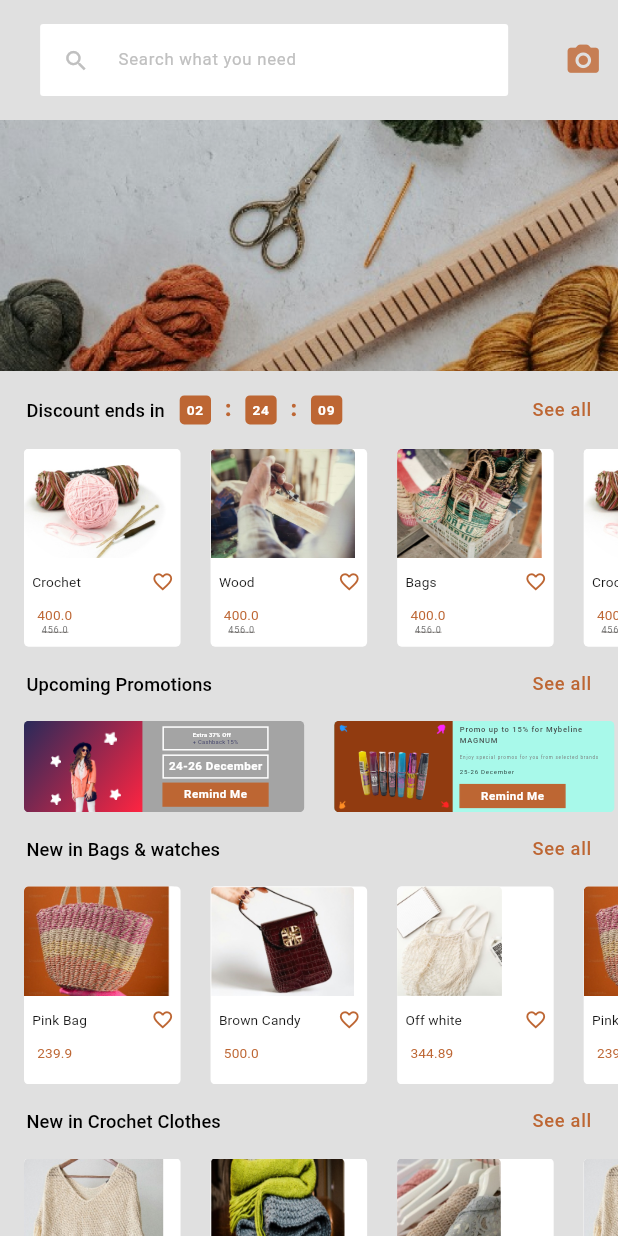
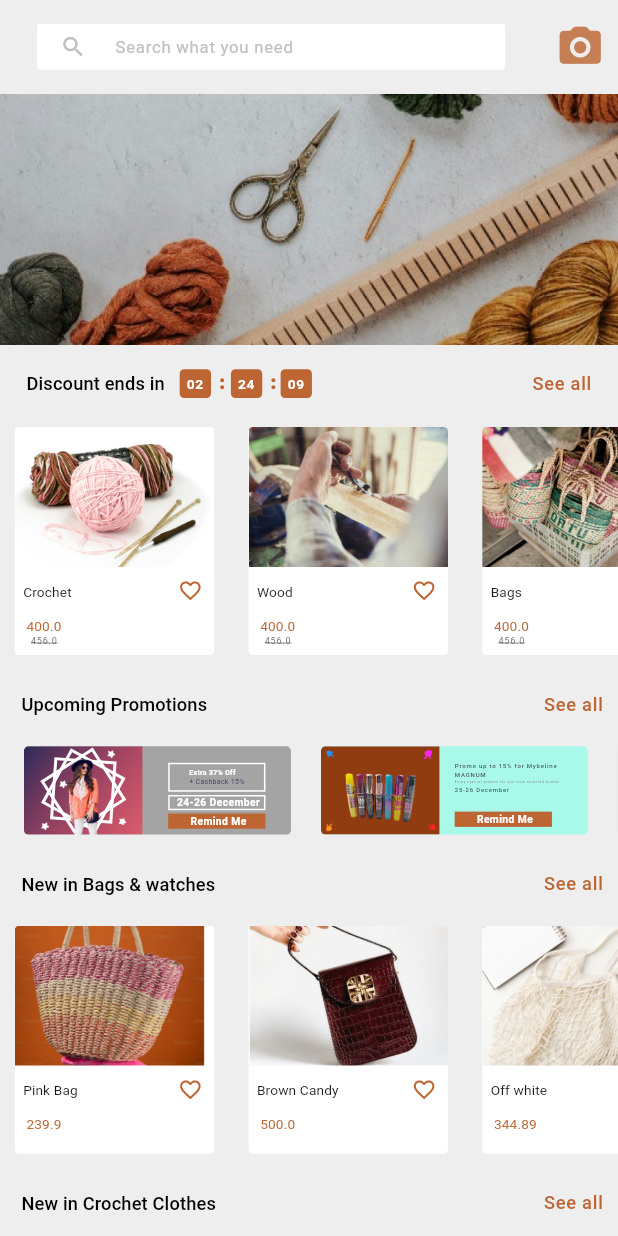
Before and after one commit to MohamedAboElM3aTy/ui_task, a Flutter app: the HomePage screen opened directly, on a phone screen of 412 x 824 dp. Run offline on Flutter 3.47's test engine with Material 3 defaults, Android fonts, the phone set to English and light mode, and no system bars; our stand-ins replace equatable, flutter_screenutil, gap; missing offline and left inert: persistent_bottom_nav_bar_2.

Commit message:
FIX: issues in (spacing - sizes) & draw the overllaping squares using customPainter

```diff
--- a/lib/app/utils/theme/fatto_themes.dart
+++ b/lib/app/utils/theme/fatto_themes.dart
@@ -4,6 +4,6 @@ import 'package:ui_task/app/constants/fatto_app_colors.dart';
 ThemeData fattoTheme() {
   return ThemeData(
     colorSchemeSeed: FattoAppColors.mainColor,
-    scaffoldBackgroundColor: Colors.grey[300],
+    scaffoldBackgroundColor: Colors.grey[200],
   );
 }
--- a/lib/views/pages/bottom_nav_bar.dart
+++ b/lib/views/pages/bottom_nav_bar.dart
@@ -43,7 +43,7 @@ class _BottomNavBarState extends State<BottomNavBar> {
   List<PersistentBottomNavBarItem> _navBarsItems() {
     return [
       PersistentBottomNavBarItem(
-        icon: const Icon(Icons.house),
+        icon: const Icon(Icons.house_outlined),
         title: ('Shop'),
         activeColorPrimary: FattoAppColors.mainColor,
         inactiveColorPrimary: FattoAppColors.inActiveIconColor,
@@ -80,12 +80,8 @@ class _BottomNavBarState extends State<BottomNavBar> {
       backgroundColor: Colors.white,
       handleAndroidBackButtonPress: true,
       resizeToAvoidBottomInset: true,
-      stateManagement: true, // Default is true.
+      stateManagement: true,
       hideNavigationBarWhenKeyboardShows: true,
-      decoration: NavBarDecoration(
-        borderRadius: BorderRadius.circular(10.0),
-        colorBehindNavBar: Colors.white,
-      ),
       popAllScreensOnTapOfSelectedTab: true,
       popActionScreens: PopActionScreensType.all,
       itemAnimationProperties: const ItemAnimationProperties(
@@ -97,7 +93,7 @@ class _BottomNavBarState extends State<BottomNavBar> {
         curve: Curves.ease,
         duration: Duration(milliseconds: 200),
       ),
-      navBarStyle: NavBarStyle.style3,
+      navBarStyle: NavBarStyle.style6,
     );
   }
 }
--- a/lib/views/pages/home_page.dart
+++ b/lib/views/pages/home_page.dart
@@ -1,7 +1,8 @@
 import 'package:flutter/material.dart';
+import 'package:gap/gap.dart';
 import 'package:ui_task/app/data/dummy_products.dart';
 import 'package:ui_task/views/widgets/build_header_row.dart';
-import 'package:ui_task/views/widgets/header_row.dart';
+import 'package:ui_task/views/widgets/header_search.dart';
 import 'package:ui_task/views/widgets/promotions_list_view.dart';
 import 'package:ui_task/views/widgets/scrollable_row.dart';
 import 'package:ui_task/views/widgets/title_with_see_all.dart';
@@ -17,7 +18,7 @@ class HomePage extends StatelessWidget {
         child: SingleChildScrollView(
           child: Column(
             children: [
-              HeaderRow(),
+              HeaderSearch(),
               TopImage(),
               BuildHeaderRow(),
               ScrollableRow(
@@ -36,6 +37,7 @@ class HomePage extends StatelessWidget {
               ScrollableRow(productList: weedingList),
               TitleWithSeeAll(label: 'Software Services'),
               ScrollableRow(productList: softwareList),
+              Gap(20),
             ],
           ),
         ),
--- a/lib/views/widgets/build_header_row.dart
+++ b/lib/views/widgets/build_header_row.dart
@@ -12,9 +12,11 @@ class BuildHeaderRow extends StatelessWidget {
   @override
   Widget build(BuildContext context) {
     return Padding(
-      padding: EdgeInsets.symmetric(
-        horizontal: 16.w,
-        vertical: 16.h,
+      padding: EdgeInsets.only(
+        top: 16.h,
+        bottom: 19.h,
+        left: 16.w,
+        right: 16.w,
       ),
       child: Row(
         mainAxisAlignment: MainAxisAlignment.spaceBetween,
@@ -31,13 +33,13 @@ class BuildHeaderRow extends StatelessWidget {
               ),
               const Gap(10),
               const TimerBox(label: '02'),
-              const Gap(10),
+              const Gap(6),
               const TwoColons(),
-              const Gap(10),
+              const Gap(4.38),
               const TimerBox(label: '24'),
-              const Gap(10),
+              const Gap(6),
               const TwoColons(),
-              const Gap(10),
+              const Gap(3.37),
               const TimerBox(label: '09'),
             ],
           ),
--- a/lib/views/widgets/build_label.dart
+++ b/lib/views/widgets/build_label.dart
@@ -25,12 +25,17 @@ class BuildLabel extends StatelessWidget {
         ),
         color: (hasDecoratedColor == true) ? FattoAppColors.mainColor : null,
       ),
-      child: Padding(
-        padding: const EdgeInsets.all(3.0),
-        child: SizedBox(
-          width: 59.w,
-          height: 10.h,
-          child: FittedBox(
+      child: SizedBox(
+        width: 59.w,
+        height: 10.h,
+        child: FittedBox(
+          child: Padding(
+            padding: EdgeInsets.only(
+              top: 1.h,
+              bottom: 1.h,
+              left: 10.h,
+              right: 6.w,
+            ),
             child: Text(
               label,
               style: context.textTheme.labelMedium!.copyWith(
--- a/lib/views/widgets/girls_gradient_container.dart
+++ b/lib/views/widgets/girls_gradient_container.dart
@@ -1,6 +1,7 @@
 import 'package:flutter/material.dart';
 import 'package:flutter_screenutil/flutter_screenutil.dart';
 import 'package:ui_task/app/constants/fatto_app_images.dart';
+import 'package:ui_task/views/widgets/overlapping_squares.dart';
 
 class GirlsGradientContainer extends StatelessWidget {
   const GirlsGradientContainer({super.key});
@@ -21,7 +22,7 @@ class GirlsGradientContainer extends StatelessWidget {
               gradient: LinearGradient(
                 colors: [
                   Color(0xff292A5A),
-                  Color(0xffff2441),
+                  Color.fromARGB(143, 255, 36, 65),
                 ],
                 begin: Alignment.topLeft,
                 end: Alignment.bottomRight,
@@ -30,39 +31,41 @@ class GirlsGradientContainer extends StatelessWidget {
           ),
         ),
         Positioned(
-          top: 6.h,
-          right: 15.w,
-          child: Image.asset(
-            FattoAppImages.starOneImage,
-            width: 10.w,
-            height: 10.h,
+          child: CustomPaint(
+            painter: OverLappingSquaresPainter(),
+            size: Size(72.w, 50.h),
           ),
         ),
         Positioned(
-          bottom: 8.h,
-          right: 13.w,
+          top: 2.h,
+          right: 17.w,
+          child: Image.asset(
+            FattoAppImages.starOneImage,
+            width: 5.w,
+          ),
+        ),
+        Positioned(
+          bottom: 6.h,
+          right: 10.w,
           child: Image.asset(
             FattoAppImages.starTwoImage,
-            width: 8.w,
-            height: 8.h,
+            width: 5.w,
           ),
         ),
         Positioned(
           top: 22.h,
-          left: 15.w,
+          left: 21.w,
           child: Image.asset(
             FattoAppImages.starThreeImage,
-            width: 8.w,
-            height: 8.h,
+            width: 5.w,
           ),
         ),
         Positioned(
-          bottom: 5.h,
-          left: 15.w,
+          bottom: 3.h,
+          left: 10.w,
           child: Image.asset(
             FattoAppImages.starFourImage,
-            width: 8.w,
-            height: 8.h,
+            width: 5.w,
           ),
         ),
         Positioned(
@@ -70,7 +73,8 @@ class GirlsGradientContainer extends StatelessWidget {
           child: Image.asset(
             FattoAppImages.girlImage,
             fit: BoxFit.fill,
-            height: 50.h,
+            height: 54.h,
+            width: 55.w,
           ),
         ),
       ],
--- a/lib/views/widgets/header_row.dart
+++ b/lib/views/widgets/header_search.dart
@@ -3,8 +3,8 @@ import 'package:flutter_screenutil/flutter_screenutil.dart';
 import 'package:ui_task/app/constants/fatto_app_colors.dart';
 import 'package:ui_task/app/extensions/context.dart';
 
-class HeaderRow extends StatelessWidget {
-  const HeaderRow({super.key});
+class HeaderSearch extends StatelessWidget {
+  const HeaderSearch({super.key});
 
   @override
   Widget build(BuildContext context) {
@@ -15,6 +15,7 @@ class HeaderRow extends StatelessWidget {
           padding: const EdgeInsets.all(16),
           child: Container(
             width: 284.w,
+            height: 30.h,
             decoration: BoxDecoration(
               color: FattoAppColors.whiteColor,
               borderRadius: BorderRadius.circular(2.r),
@@ -33,15 +34,17 @@ class HeaderRow extends StatelessWidget {
                   color: const Color(0xffc0c0c0),
                 ),
                 border: InputBorder.none,
-                contentPadding: const EdgeInsets.symmetric(vertical: 10),
+                contentPadding: EdgeInsets.symmetric(
+                  vertical: 12.w,
+                ),
               ),
             ),
           ),
         ),
-        const Icon(
+        Icon(
           Icons.camera_alt_rounded,
-          color: Color(0xffC67E54),
-          size: 25,
+          color: const Color(0xffC67E54),
+          size: 30.w,
         ),
       ],
     );
--- a/lib/views/widgets/lip_stick_container.dart
+++ b/lib/views/widgets/lip_stick_container.dart
@@ -10,8 +10,8 @@ class LipStickContainer extends StatelessWidget {
   @override
   Widget build(BuildContext context) {
     return Container(
-      width: 170.w,
-      height: 60.h,
+      width: 162.w,
+      height: 58.h,
       decoration: BoxDecoration(
         borderRadius: BorderRadius.circular(3.r),
         color: const Color(0xffA8F9EA),
--- a/lib/views/widgets/main_container.dart
+++ b/lib/views/widgets/main_container.dart
@@ -19,8 +19,8 @@ class MainContainer extends StatelessWidget {
   @override
   Widget build(BuildContext context) {
     return Container(
-      width: 95.w,
-      height: 130.h,
+      width: 121.w,
+      height: 150.h,
       decoration: BoxDecoration(
         borderRadius: BorderRadius.circular(3.r),
         color: FattoAppColors.whiteColor,
@@ -28,10 +28,8 @@ class MainContainer extends StatelessWidget {
       child: Column(
         crossAxisAlignment: CrossAxisAlignment.start,
         children: [
-          Flexible(
-            flex: 1,
-            child: SizedBox(
-              height: 72.h,
+          AspectRatio(
+            aspectRatio: 121.w / 92.h,
             child: ClipRRect(
               borderRadius: BorderRadius.only(
                 topLeft: Radius.circular(3.r),
@@ -39,14 +37,13 @@ class MainContainer extends StatelessWidget {
               ),
               child: Image.asset(
                 product.imagePath,
-                  fit: BoxFit.fitHeight,
-                ),
+                fit: BoxFit.cover,
               ),
             ),
           ),
           const Gap(8),
           Padding(
-            padding: EdgeInsets.only(left: 5.w, right: 4.w),
+            padding: EdgeInsets.symmetric(horizontal: 5.w).copyWith(right: 7.w),
             child: Row(
               mainAxisAlignment: MainAxisAlignment.spaceBetween,
               children: [
@@ -58,9 +55,9 @@ class MainContainer extends StatelessWidget {
                     color: const Color(0xff161616),
                   ),
                 ),
-                const Icon(
+                Icon(
                   Icons.favorite_outline,
-                  size: 15,
+                  size: 15.w,
                   color: FattoAppColors.mainColor,
                 ),
               ],
@@ -68,7 +65,7 @@ class MainContainer extends StatelessWidget {
           ),
           const Gap(8),
           Padding(
-            padding: EdgeInsets.symmetric(horizontal: 8.w),
+            padding: EdgeInsets.symmetric(horizontal: 7.w),
             child: Column(
               children: [
                 Text(
@@ -79,7 +76,7 @@ class MainContainer extends StatelessWidget {
                     color: FattoAppColors.mainColor,
                   ),
                 ),
-                (hasDiscount == true)
+                hasDiscount == true
                     ? Text(
                         product.discountedPrice.toString(),
                         style: context.textTheme.labelSmall!.copyWith(
--- /dev/null
+++ b/lib/views/widgets/overlapping_squares.dart
@@ -0,0 +1,70 @@
+import 'package:flutter/material.dart';
+
+class OverLappingSquaresPainter extends CustomPainter {
+  @override
+  void paint(Canvas canvas, Size size) {
+    final paint = Paint()
+      ..color = Colors.white
+      ..style = PaintingStyle.stroke
+      ..strokeWidth = 2.0;
+
+    double centerX = size.width / 2;
+    double centerY = size.height / 2;
+
+    // * First Square
+    drawRotatedSquare(
+      canvas,
+      centerX,
+      centerY,
+      size.width * 0.5,
+      paint,
+      1 / 2,
+    );
+
+    drawRotatedSquare(
+      canvas,
+      centerX,
+      centerY,
+      size.width * 0.5,
+      paint,
+      1,
+    );
+
+    drawRotatedSquare(
+      canvas,
+      centerX,
+      centerY,
+      size.width * 0.5,
+      paint,
+      -1.5,
+    );
+  }
+
+  void drawRotatedSquare(
+    Canvas canvas,
+    double centerX,
+    double centerY,
+    double size,
+    Paint paint,
+    double rotation,
+  ) {
+    canvas.save();
+    canvas.translate(centerX, centerY);
+    canvas.rotate(rotation);
+    canvas.translate(-centerX, -centerY);
+
+    canvas.drawRect(
+      Rect.fromCenter(
+        center: Offset(centerX, centerY),
+        width: size,
+        height: size,
+      ),
+      paint,
+    );
+
+    canvas.restore();
+  }
+
+  @override
+  bool shouldRepaint(covariant CustomPainter oldDelegate) => false;
+}
--- a/lib/views/widgets/promotions_container.dart
+++ b/lib/views/widgets/promotions_container.dart
@@ -9,14 +9,13 @@ class PromotionsContainer extends StatelessWidget {
   @override
   Widget build(BuildContext context) {
     return Container(
-      width: 170.w,
-      height: 60.h,
+      width: 162.w,
+      height: 58.h,
       decoration: BoxDecoration(
         borderRadius: BorderRadius.circular(3.r),
         color: const Color(0xffa4a4a4),
       ),
       child: const Row(
-        mainAxisAlignment: MainAxisAlignment.start,
         children: [
           GirlsGradientContainer(),
           UpcomingLabels(),
--- a/lib/views/widgets/promotions_label.dart
+++ b/lib/views/widgets/promotions_label.dart
@@ -9,43 +9,69 @@ class PromotionsLabel extends StatelessWidget {
 
   @override
   Widget build(BuildContext context) {
-    return Padding(
-      padding: EdgeInsets.only(left: 4.w),
-      child: Column(
+    return Column(
       mainAxisAlignment: MainAxisAlignment.spaceAround,
+      children: [
+        Column(
           crossAxisAlignment: CrossAxisAlignment.start,
           children: [
-          Text(
+            Padding(
+              padding: EdgeInsets.only(
+                top: 5.h,
+                left: 9.w,
+                right: 6.w,
+              ),
+              child: Text(
                 'Promo up to 15% for Mybeline\nMAGNUM',
-            style: context.textTheme.labelMedium!.copyWith(
-              fontSize: 5.sp,
+                style: context.textTheme.labelSmall!.copyWith(
+                  fontSize: 4.sp,
                   fontWeight: FontWeight.w500,
                   color: const Color(0xff393939),
                 ),
               ),
-          Text(
+            ),
+            Padding(
+              padding: EdgeInsets.only(
+                bottom: 1.h,
+                left: 9.w,
+                right: 4.w,
+              ),
+              child: Text(
                 'Enjoy special promos for you from selected brands',
-            style: context.textTheme.labelMedium!.copyWith(
-              fontSize: 3.sp,
+                style: context.textTheme.labelSmall!.copyWith(
+                  fontSize: 2.sp,
                   fontWeight: FontWeight.w400,
                   color: const Color(0xff777777),
                 ),
               ),
-          Text(
+            ),
+            Padding(
+              padding: EdgeInsets.only(
+                bottom: 1.h,
+                left: 9.w,
+                right: 4.w,
+              ),
+              child: Text(
                 '25-26 December',
-            style: context.textTheme.labelMedium!.copyWith(
+                style: context.textTheme.labelSmall!.copyWith(
                   fontSize: 4.sp,
                   fontWeight: FontWeight.w400,
                   color: FattoAppColors.blackColor,
                 ),
               ),
-          const BuildLabel(
+            ),
+          ],
+        ),
+        const Column(
+          children: [
+            BuildLabel(
               label: 'Remind Me',
               borderColor: FattoAppColors.mainColor,
               hasDecoratedColor: true,
             ),
           ],
         ),
+      ],
     );
   }
 }
--- a/lib/views/widgets/scrollable_row.dart
+++ b/lib/views/widgets/scrollable_row.dart
@@ -1,4 +1,5 @@
 import 'package:flutter/material.dart';
+import 'package:flutter_screenutil/flutter_screenutil.dart';
 import 'package:ui_task/app/model/product_model.dart';
 import 'package:ui_task/views/widgets/main_container.dart';
 
@@ -20,9 +21,9 @@ class ScrollableRow extends StatelessWidget {
         children: productList
             .map(
               (product) => Padding(
-                padding: const EdgeInsets.symmetric(
-                  horizontal: 16,
-                ).copyWith(right: 4),
+                padding: EdgeInsets.only(
+                  left: 9.w,
+                ).copyWith(right: 13),
                 child: MainContainer(
                   product: product,
                   hasDiscount: hasDiscount ?? false,
--- a/lib/views/widgets/title_with_see_all.dart
+++ b/lib/views/widgets/title_with_see_all.dart
@@ -14,9 +14,11 @@ class TitleWithSeeAll extends StatelessWidget {
   @override
   Widget build(BuildContext context) {
     return Padding(
-      padding: EdgeInsets.symmetric(
-        horizontal: 16.w,
-        vertical: 16.h,
+      padding: EdgeInsets.only(
+        left: 13.w,
+        right: 9.w,
+        top: 24.h,
+        bottom: 19.h,
       ),
       child: Row(
         mainAxisAlignment: MainAxisAlignment.spaceBetween,
--- a/lib/views/widgets/two_colons.dart
+++ b/lib/views/widgets/two_colons.dart
@@ -17,7 +17,7 @@ class TwoColons extends StatelessWidget {
             backgroundColor: FattoAppColors.mainColor,
           ),
         ),
-        const Gap(3),
+        const Gap(2),
         SizedBox(
           width: 2.63.w,
           height: 2.63.h,
--- a/lib/views/widgets/upcoming_labels.dart
+++ b/lib/views/widgets/upcoming_labels.dart
@@ -9,27 +9,30 @@ class UpcomingLabels extends StatelessWidget {
 
   @override
   Widget build(BuildContext context) {
-    return Padding(
-      padding: EdgeInsets.symmetric(
-        horizontal: 12.w,
-        vertical: 1.h,
+    return SizedBox(
+      height: 58.h,
+      width: 90.w,
+      child: Column(
+        // mainAxisAlignment: MainAxisAlignment.spaceEvenly,
+        children: [
+          Padding(
+            padding: EdgeInsets.only(
+              top: 10.w,
+              bottom: 2.w,
             ),
-      child: Column(
-        mainAxisAlignment: MainAxisAlignment.spaceEvenly,
-        children: [
-          DecoratedBox(
+            child: DecoratedBox(
               decoration: BoxDecoration(
                 border: Border.all(
                   color: FattoAppColors.whiteColor,
                   width: 1,
                 ),
               ),
-            child: Padding(
-              padding: const EdgeInsets.all(3.0),
               child: SizedBox(
                 width: 59.w,
-                height: 10.h,
+                height: 19.h,
                 child: FittedBox(
+                  child: Padding(
+                    padding: EdgeInsets.symmetric(vertical: 9.h),
                     child: RichText(
                       text: TextSpan(
                         text: 'Extra 37% Off',
@@ -54,15 +57,24 @@ class UpcomingLabels extends StatelessWidget {
                 ),
               ),
             ),
-          const BuildLabel(
+          ),
+          Padding(
+            padding: EdgeInsets.only(
+              bottom: 2.w,
+            ),
+            child: const BuildLabel(
               label: '24-26 December',
               borderColor: FattoAppColors.whiteColor,
               hasDecoratedColor: false,
             ),
-          const BuildLabel(
+          ),
+          Padding(
+            padding: EdgeInsets.only(bottom: 3.w),
+            child: const BuildLabel(
               label: 'Remind Me',
               borderColor: FattoAppColors.mainColor,
               hasDecoratedColor: true,
+            ),
           ),
         ],
       ),
```
Also changed, not shown: lib/app/data/dummy_images.dart (deleted). Lines whose indentation alone changed are shown as unchanged.
